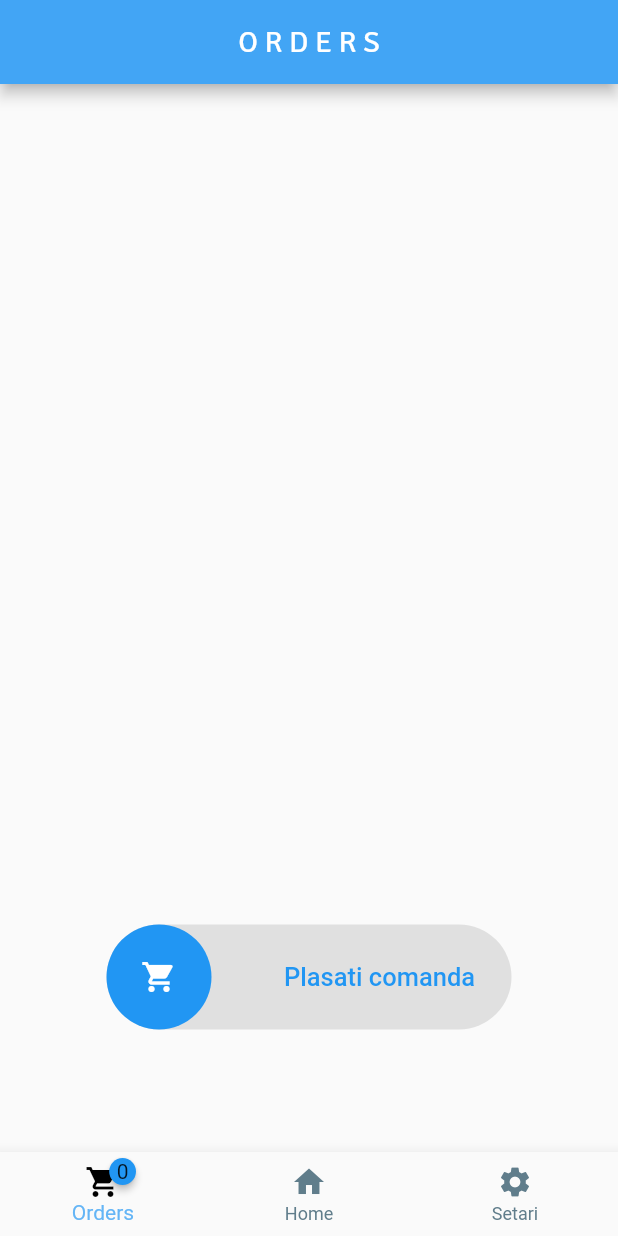
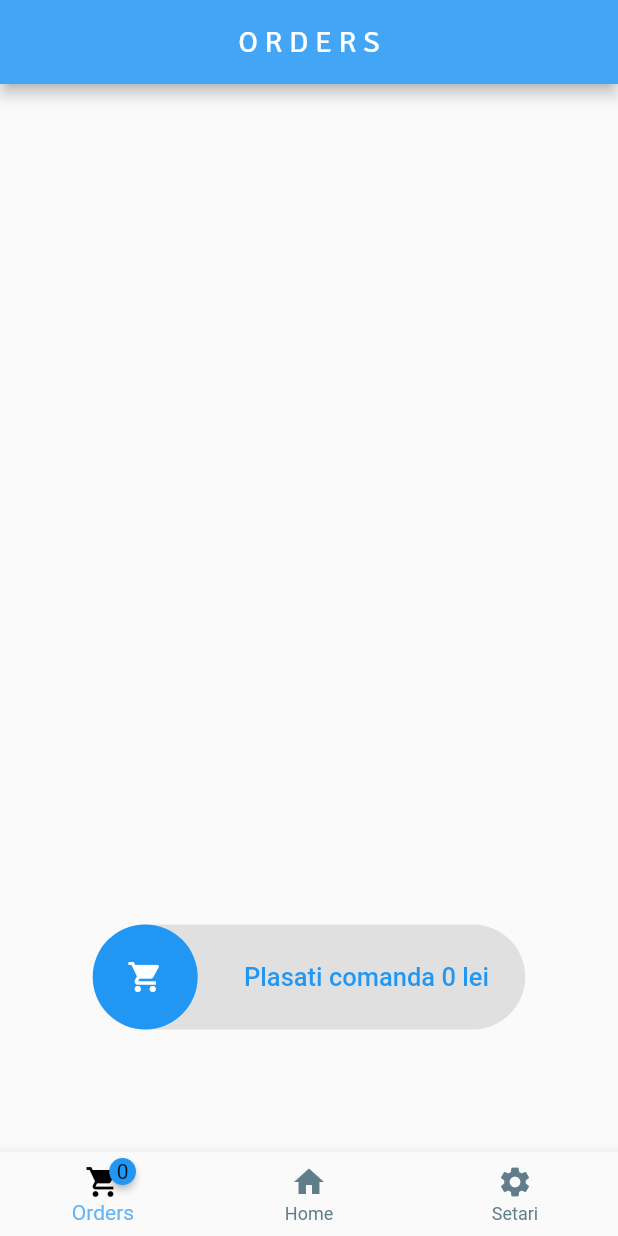
Before and after one commit to mobileapp234/Atestat, a Flutter app: the FoodPage screen opened directly, after a tap on an icon or button, on a phone screen of 412 x 824 dp. Run offline on Flutter 3.47's test engine with Material 2 defaults, Android fonts, the phone set to English and light mode, and no system bars; drawn by our look-alikes of badges, slider_button; our stand-ins replace auto_size_text, cloud_firestore, firebase_auth, firebase_core, firebase_database, font_awesome_flutter and 6 more; missing offline and left inert: dart:ffi; accounts and stored records are empty.

Commit message:
menu data added integration with HP and OP

```diff
--- a/lib/MainPages/orders.dart
+++ b/lib/MainPages/orders.dart
@@ -1,13 +1,13 @@
 import 'package:flutter/material.dart';
+import 'package:mobile_app/MainPages/home_page.dart';
 import 'package:mobile_app/MainPages/main_page.dart';
-import 'package:mobile_app/MainPages/show_orders.dart';
 import 'package:mobile_app/Widgets/menu.dart';
 import 'package:mobile_app/Widgets/product.dart';
-import 'package:mobile_app/Widgets/show_qr_Code.dart';
 import 'package:page_transition/page_transition.dart';
 import 'package:cloud_firestore/cloud_firestore.dart';
 import 'package:firebase_auth/firebase_auth.dart';
 import 'package:slider_button/slider_button.dart';
+import '../Menu_by_day/menu_by_day.dart';
 import '../Widgets/menu1.dart';
 import '../Widgets/menu2.dart';
 import '../Widgets/menu3.dart';
@@ -17,7 +17,6 @@ import 'package:mobile_app/Globals_Variables.dart' as ind;
 bool isAlertDialogVisible = false;
 int nr_food1 = 1;
 // ignore: non_constant_identifier_names
-int final_price = 0;
 
 class Orders extends StatefulWidget {
   const Orders({super.key});
@@ -90,7 +89,7 @@ class _OrdersState extends State<Orders> {
       });
     }
     if (nr_menu > 0) {
-      order_value += menu_day_price[0] * nr_menu;
+      order_value += menu_day_price[day_of_week] * nr_menu;
     }
   }
 
@@ -162,8 +161,8 @@ class _OrdersState extends State<Orders> {
                 if (nr_menu > 0)
                   Product(
                     nume: menu_day_name[0],
-                    pret: menu_day_price[0],
-                    photo: menu_day_photo[0],
+                    pret: menu_day_price[day_of_week],
+                    photo: menu_photo[0],
                     nrproducts: nr_menu,
                     index: 0,
                     categ: 10,
@@ -174,6 +173,7 @@ class _OrdersState extends State<Orders> {
           Visibility(
             visible: !isAlertDialogVisible,
             child: SliderButton(
+              width: MediaQuery.of(context).size.width * 0.7,
               buttonColor: Colors.blue,
               baseColor: Colors.blue,
               action: () async {
@@ -281,8 +281,8 @@ class _OrdersState extends State<Orders> {
                   );
                 }
               },
-              label: const Text(
-                "     Plasati comanda",
+              label: Text(
+                "     Plasati comanda $order_value lei ",
                 style: TextStyle(
                     color: Color(0xff4a4a4a),
                     fontWeight: FontWeight.w500,
--- a/lib/MainPages/setings_page.dart
+++ b/lib/MainPages/setings_page.dart
@@ -1,6 +1,5 @@
 import 'package:firebase_auth/firebase_auth.dart';
 import 'package:flutter/material.dart';
-import 'package:mobile_app/Globals_Variables.dart' as ind;
 import 'package:mobile_app/main.dart';
 
 class SetingsPage extends StatefulWidget {
@@ -144,7 +143,7 @@ class SetingsState extends State<SetingsPage> {
                   child: GestureDetector(
                     onTap: () {
                       FirebaseAuth.instance.signOut();
-                      Isconnected();
+                      const Isconnected();
                     },
                     child: const Padding(
                       padding: EdgeInsetsDirectional.fromSTEB(8, 8, 8, 8),
--- a/lib/MainPages/show_orders.dart
+++ b/lib/MainPages/show_orders.dart
@@ -13,6 +13,6 @@ class ShowOrders extends StatefulWidget {
 class _ShowOrdersState extends State<ShowOrders> {
   @override
   Widget build(BuildContext context) {
-    return ind.showQr ? ShowQrCode() : Orders();
+    return ind.showQr ? const ShowQrCode() : const Orders();
   }
 }
--- a/lib/Widgets/food_page.dart
+++ b/lib/Widgets/food_page.dart
@@ -124,12 +124,8 @@ class FoodPageState extends State<FoodPage> {
                                 child: badges.Badge(
                                     badgeContent:
                                         Text(ind.nr_products.toString()),
-                                    child: const Icon(
-                                      FontAwesomeIcons.shoppingBasket,
-                                      color: Colors.black,
-                                    ),
                                     badgeAnimation:
-                                        badges.BadgeAnimation.rotation(
+                                        const badges.BadgeAnimation.rotation(
                                       animationDuration: Duration(seconds: 1),
                                       colorChangeAnimationDuration:
                                           Duration(seconds: 1),
@@ -138,8 +134,12 @@ class FoodPageState extends State<FoodPage> {
                                       colorChangeAnimationCurve:
                                           Curves.easeInCubic,
                                     ),
-                                    badgeStyle: badges.BadgeStyle(
-                                        badgeColor: Colors.blue))),
+                                    badgeStyle: const badges.BadgeStyle(
+                                        badgeColor: Colors.blue),
+                                    child: const Icon(
+                                      FontAwesomeIcons.shoppingBasket,
+                                      color: Colors.black,
+                                    ))),
                           ],
                         )),
                     Positioned(
@@ -717,7 +717,7 @@ class FoodPageState extends State<FoodPage> {
                               : ind.course_index == 3
                                   ? Text(
                                       "Adauga in cos pentru ${price3[ind.food] * nr_food} lei")
-                                  : Text(''),
+                                  : const Text(''),
                   //icon: const Icon(Icons.arrow_upward),
                 ),
               ),
--- a/lib/Widgets/menu.dart
+++ b/lib/Widgets/menu.dart
@@ -10,9 +10,6 @@ class Menu extends StatefulWidget {
   State<Menu> createState() => _MenuState();
 }
 
-List<String> menu_day_name = ["Meniu"];
-List<String> menu_day_photo = ["assets/png/menu.png"];
-List<int> menu_day_price = [25];
 List<String> image = [
   "assets/images/1.jpg",
   "assets/images/2.jpg",
--- a/lib/Widgets/show_qr_Code.dart
+++ b/lib/Widgets/show_qr_Code.dart
@@ -1,5 +1,4 @@
 import 'package:flutter/material.dart';
-import 'package:mobile_app/MainPages/main_page.dart';
 import 'package:mobile_app/MainPages/orders.dart';
 import 'package:qr_flutter/qr_flutter.dart';
 import 'package:mobile_app/Globals_Variables.dart' as ind;
--- a/lib/show_food.dart/show.dart
+++ b/lib/show_food.dart/show.dart
@@ -73,11 +73,11 @@ class _ShowFoodState extends State<ShowFood> with TickerProviderStateMixin {
                 },
                 icon: badges.Badge(
                     badgeContent: Text(ind.nr_products.toString()),
+                    badgeStyle: const badges.BadgeStyle(badgeColor: Colors.blue),
                     child: const Icon(
                       FontAwesomeIcons.shoppingBasket,
                       color: Colors.black,
-                    ),
-                    badgeStyle: badges.BadgeStyle(badgeColor: Colors.blue)))
+                    )))
           ],
           bottom: PreferredSize(
             preferredSize:
```
Also changed, not shown: lib/MainPages/home_page.dart (+33 -48 lines), lib/Menu_by_day/menu_by_day.dart (+30 -15 lines), lib/Widgets/product.dart (+4 -3 lines).
